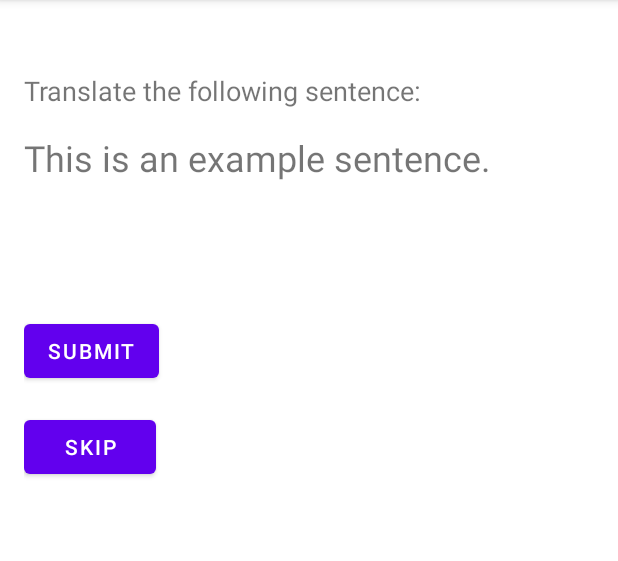
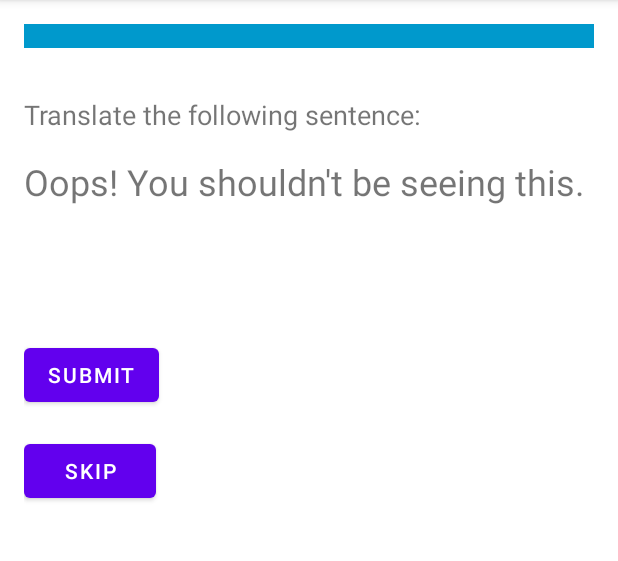
Before and after one commit to mikkokallio/langfant, an Android app: the ExerciseActivity screen opened directly, with no data from a screen before it, on a phone screen of 412 x 824 dp, the part 84-645 px from its top. Run offline under Robolectric (Android 15) with nearby library versions, the light colour scheme and no system bars; our stand-ins replace FlexboxLayout.

Commit message:
Add progress bar

```diff
--- a/app/src/main/java/com/example/langfant/ExerciseActivity.kt
+++ b/app/src/main/java/com/example/langfant/ExerciseActivity.kt
@@ -7,6 +7,7 @@ import android.text.Html
 import android.widget.Button
 import android.widget.EditText
 import android.widget.LinearLayout
+import android.widget.ProgressBar
 import android.widget.TextView
 import android.widget.Toast
 import androidx.appcompat.app.AppCompatActivity
@@ -21,14 +22,16 @@ class ExerciseActivity : AppCompatActivity() {
     private var currentIndex = 0
     private var selectedWords = mutableListOf<String>()
     private var englishToCroatian = true
+    private lateinit var progressBar: ProgressBar
 
     override fun onCreate(savedInstanceState: Bundle?) {
         super.onCreate(savedInstanceState)
         setContentView(R.layout.activity_exercise)
 
+        // Initialize progress bar
+        progressBar = findViewById<ProgressBar>(R.id.progressBar)
+
         // Retrieve lesson words from intent
-        //lessonWords = intent.getStringArrayListExtra("lessonWords") ?: emptyList()
-// Convert array of strings to ArrayList<String>
         val wordsArray = intent.getStringArrayExtra("lessonWords") ?: arrayOf()
         val lessonWords = ArrayList<String>(wordsArray.toList())
 
@@ -47,6 +50,8 @@ class ExerciseActivity : AppCompatActivity() {
 
         // Convert filtered exercises to JSONArray
         exercises = JSONArray(filteredExercises.toString())
+        progressBar.max = exercises.length()
+        progressBar.progress = 0
         println(exercises)
 
         // Display initial exercise
@@ -61,6 +66,7 @@ class ExerciseActivity : AppCompatActivity() {
             // For now, let's just display the next exercise
             checkAnswer()
             currentIndex++
+            progressBar.progress = currentIndex
             englishToCroatian = !englishToCroatian
             displayExercise(currentIndex)
         }
--- /dev/null
+++ b/app/src/main/res/drawable/segmented_progress_bar.xml
@@ -0,0 +1,17 @@
+<?xml version="1.0" encoding="utf-8"?>
+<layer-list xmlns:android="http://schemas.android.com/apk/res/android">
+    <!-- Background Layer -->
+    <item android:id="@android:id/background">
+        <shape android:shape="rectangle">
+            <solid android:color="@android:color/holo_blue_dark" />
+        </shape>
+    </item>
+    <!-- Progress Layer -->
+    <item android:id="@android:id/progress">
+        <clip>
+            <shape android:shape="rectangle">
+                <solid android:color="@android:color/holo_blue_bright" />
+            </shape>
+        </clip>
+    </item>
+</layer-list>
--- a/app/src/main/res/layout/activity_exercise.xml
+++ b/app/src/main/res/layout/activity_exercise.xml
@@ -7,12 +7,21 @@
     android:orientation="vertical"
     android:padding="16dp">
 
+    <!-- Segmented Progress Bar -->
+    <ProgressBar
+        android:id="@+id/progressBar"
+        style="?android:attr/progressBarStyleHorizontal"
+        android:layout_width="match_parent"
+        android:layout_height="wrap_content"
+        android:max="100"
+        android:progress="0"
+        android:progressDrawable="@drawable/segmented_progress_bar"/>
+
     <!-- Prompt TextView -->
     <TextView
         android:id="@+id/textPrompt"
         android:layout_width="wrap_content"
         android:layout_height="wrap_content"
-        android:layout_centerHorizontal="true"
         android:layout_marginTop="32dp"
         android:text="Translate the following sentence:"
         android:textSize="18sp" />
@@ -25,7 +34,7 @@
         android:layout_below="@id/textPrompt"
         android:layout_centerHorizontal="true"
         android:layout_marginTop="16dp"
-        android:text="This is an example sentence."
+        android:text="Oops! You shouldn't be seeing this."
         android:textSize="24sp" />
 
     <!-- Selected Words TextView -->
```
